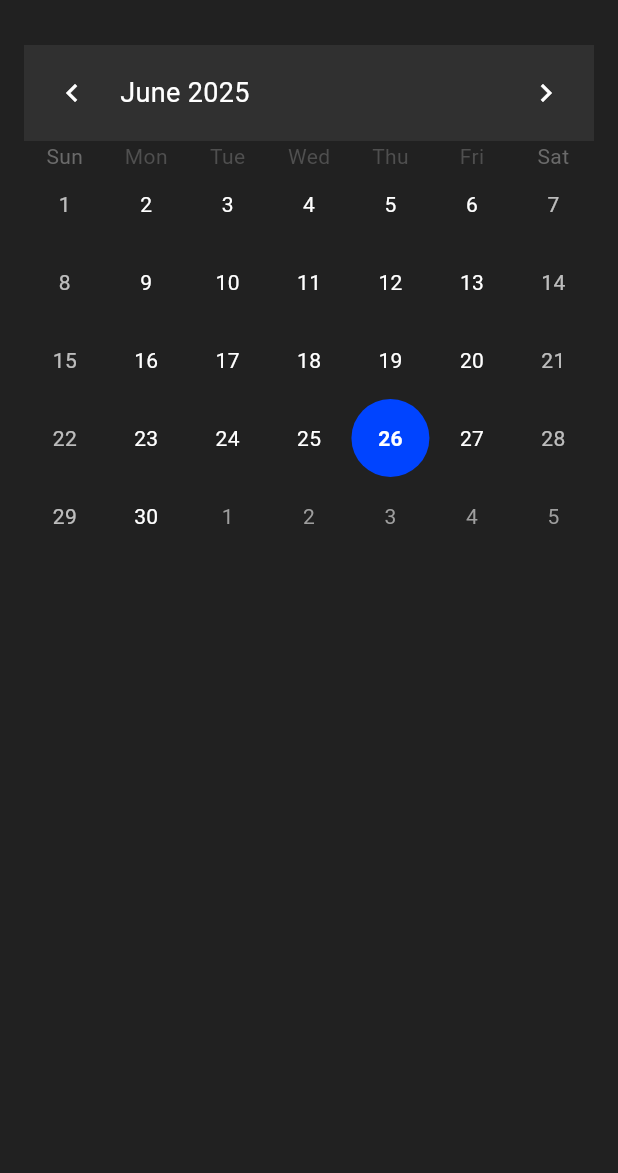
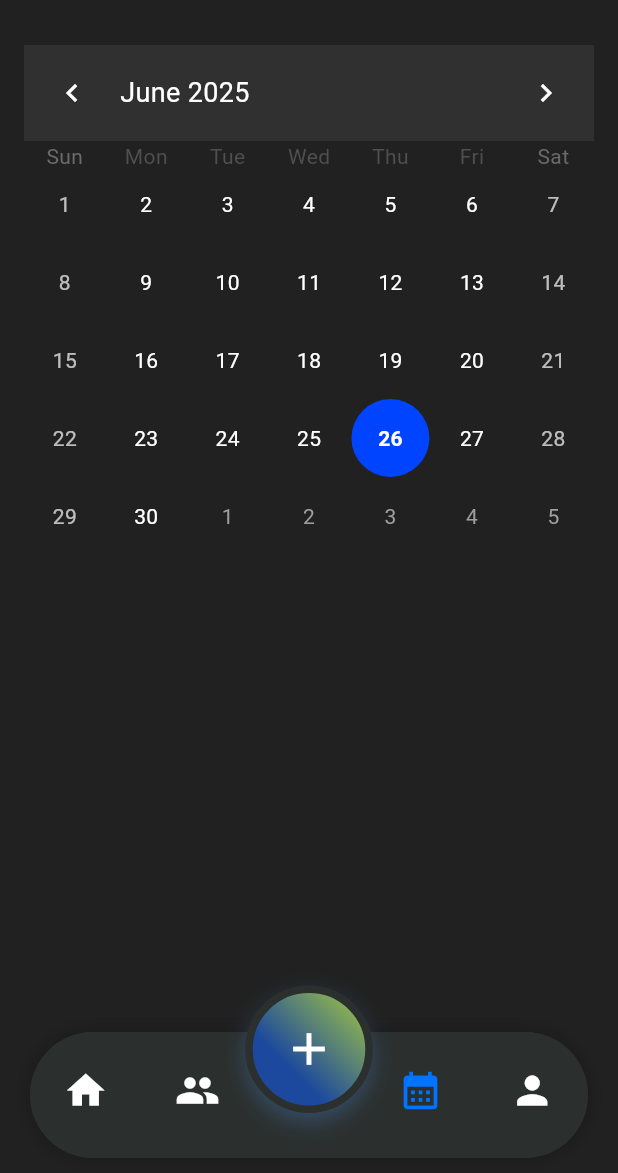
Before and after one commit to kenankusu/streax, a Flutter app: the kalender screen opened directly, on a phone screen of 412 x 824 dp, the part 63-1236 px from its top. Run offline on Flutter 3.47's test engine with Material 3 defaults, Android fonts, the phone set to English and light mode, and no system bars; drawn by our look-alikes of table_calendar.

Commit message:
Navigationsleiste angepasst - Route-Navigation eingebaut     - Navigationsleiste in   Startseite eingebaut     - Navigationsleiste in kalender.dart eingebaut - Profil button angepasst - Plus Symbol herausragen lassen

```diff
--- a/lib/kalender.dart
+++ b/lib/kalender.dart
@@ -1,6 +1,7 @@
 import 'package:flutter/material.dart';
 import 'package:table_calendar/table_calendar.dart';
 import 'widgets/journal.dart';
+import 'widgets/navigationsleiste.dart'; // Import hinzufügen
 
 class kalender extends StatefulWidget {
   const kalender({super.key});
@@ -137,6 +138,7 @@ String _dateKey(DateTime date) =>
           },
         ),
       ),
+      bottomNavigationBar: NavigationsLeiste(currentPage: 3), // Navigationsleiste hinzufügen (currentPage: 3 = Kalender)
     );
   }
 
--- /dev/null
+++ b/lib/widgets/navigationsleiste.dart
@@ -0,0 +1,159 @@
+import 'package:flutter/material.dart';
+import '../startseite.dart';
+import 'journal.dart';
+import '../kalender.dart';
+import '../aktivitaet.dart';
+
+class NavigationsLeiste extends StatelessWidget {
+  final int currentPage;
+
+  const NavigationsLeiste({
+    Key? key,
+    this.currentPage = 0,
+  }) : super(key: key);
+
+  @override
+  Widget build(BuildContext context) {
+    final colorScheme = Theme.of(context).colorScheme;
+
+    return Stack(
+      clipBehavior: Clip.none,
+      children: [
+        // Hauptnavigationsleiste
+        Container(
+          margin: EdgeInsets.symmetric(horizontal: 20, vertical: 10),
+          decoration: BoxDecoration(
+            color: colorScheme.surfaceContainer,
+            borderRadius: BorderRadius.circular(50),
+            boxShadow: [
+              BoxShadow(
+                color: Colors.black26,
+                blurRadius: 10,
+              ),
+            ],
+          ),
+          child: ClipRRect(
+            borderRadius: BorderRadius.circular(50),
+            child: BottomNavigationBar(
+              backgroundColor: colorScheme.surfaceContainer,
+              selectedItemColor: colorScheme.primary,
+              unselectedItemColor: Colors.white,
+              showSelectedLabels: false,
+              showUnselectedLabels: false,
+              type: BottomNavigationBarType.fixed,
+              currentIndex: currentPage,
+              iconSize: 30,
+              onTap: (index) {
+                switch (index) {
+                  case 0:
+                    if (currentPage != 0) {
+                      Navigator.of(context).pushAndRemoveUntil(
+                        MaterialPageRoute(builder: (context) => startseite()),
+                        (route) => false,
+                      );
+                    }
+                    break;
+                  case 1:
+                    ScaffoldMessenger.of(context).showSnackBar(
+                      SnackBar(content: Text('Freunde-Seite kommt bald!')),
+                    );
+                    break;
+                  case 2:
+                    showModalBottomSheet(
+                      context: context,
+                      isScrollControlled: true,
+                      backgroundColor: Colors.transparent,
+                      builder: (context) => AktivitaetHinzufuegen(),
+                    );
+                    break;
+                  case 3:
+                    Navigator.of(context).push(
+                      MaterialPageRoute(builder: (context) => kalender()),
+                    );
+                    break;
+                  case 4:
+                    ScaffoldMessenger.of(context).showSnackBar(
+                      SnackBar(content: Text('Einstellungen-Seite kommt bald!')),
+                    );
+                    break;
+                }
+              },
+              items: [
+                BottomNavigationBarItem(
+                  icon: Icon(Icons.home),
+                  label: 'Home',
+                ),
+                BottomNavigationBarItem(
+                  icon: Icon(Icons.group),
+                  label: 'Freunde',
+                ),
+                BottomNavigationBarItem(
+                  icon: SizedBox(height: 50), // Platzhalter für den erhöhten Button
+                  label: 'Hinzufügen',
+                ),
+                BottomNavigationBarItem(
+                  icon: Icon(Icons.calendar_month),
+                  label: 'Kalender',
+                ),
+                BottomNavigationBarItem(
+                  icon: Icon(Icons.person),
+                  label: 'Einstellungen',
+                ),
+              ],
+            ),
+          ),
+        ),
+        // Erhöhter Plus-Button
+        Positioned(
+          bottom: 40,
+          left: 0,
+          right: 0,
+          child: Center(
+            child: GestureDetector(
+              onTap: () {
+                showModalBottomSheet(
+                  context: context,
+                  isScrollControlled: true,
+                  backgroundColor: Colors.transparent,
+                  builder: (context) => AktivitaetHinzufuegen(),
+                );
+              },
+              child: Container(
+                width: 85,
+                height: 85,
+                decoration: BoxDecoration(
+                  gradient: LinearGradient(
+                    colors: [
+                      Color(0xFF1C499E),
+                      Color(0xFFB1D43A),
+                    ],
+                    stops: [0.35, 1.0],
+                    begin: Alignment.bottomLeft,
+                    end: Alignment.topRight,
+                  ),
+                  shape: BoxShape.circle,
+                  boxShadow: [
+                    BoxShadow(
+                      color: Color(0xFF4A90E2).withOpacity(0.3),
+                      blurRadius: 12,
+                      offset: Offset(0, 6),
+                    ),
+                  ],
+                  border: Border.all(
+                    color: colorScheme.surfaceContainer,
+                    width: 5,
+                  ),
+                ),
+                child: Icon(
+                  Icons.add,
+                  color: Colors.white,
+                  size: 36,
+                ),
+              ),
+            ),
+          ),
+        ),
+      ],
+    );
+  }
+}
```
Also changed, not shown: lib/startseite.dart (+2 -52 lines).
